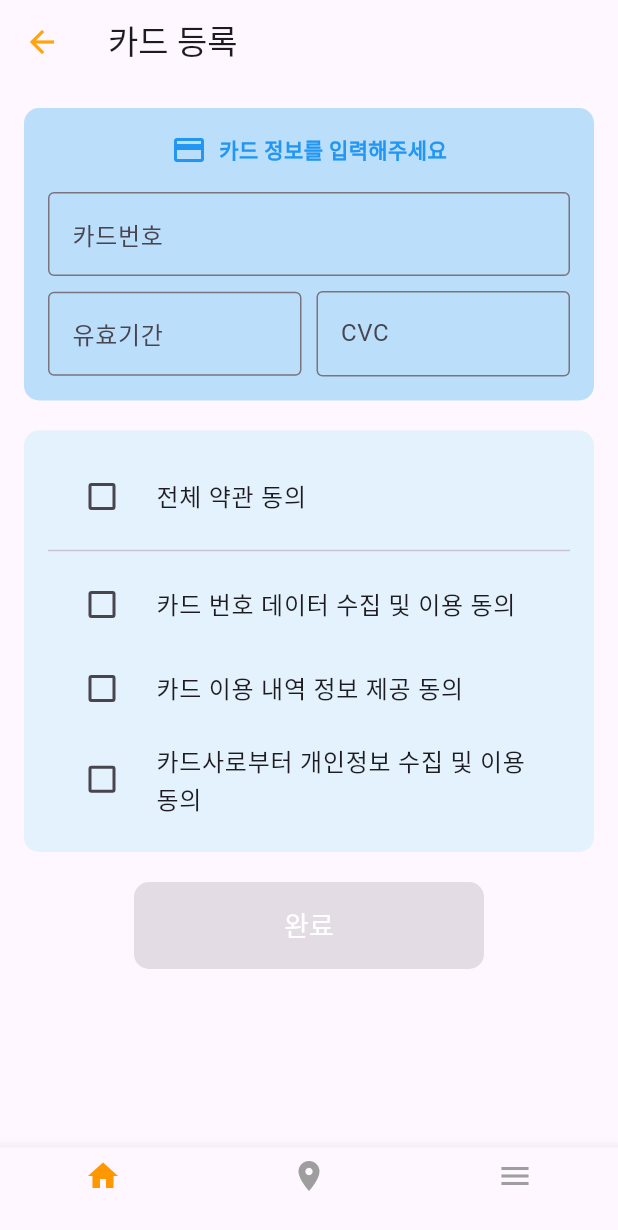
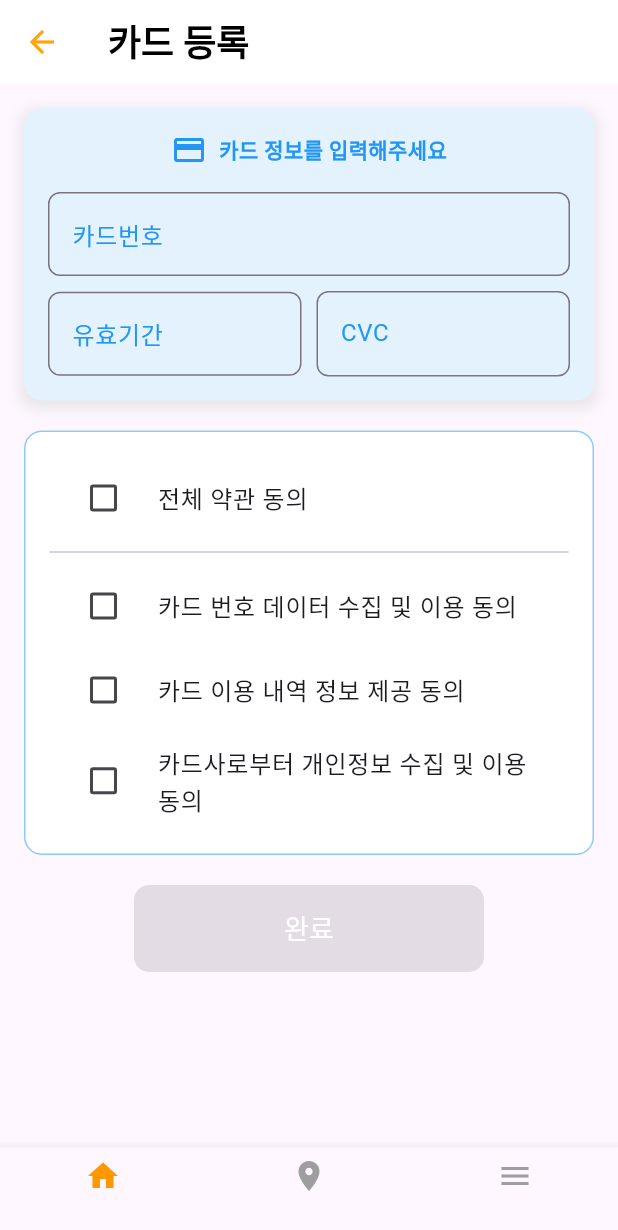
Before and after one commit to tlsgptj/oasis_project, a Flutter app: the CardRegistrationScreen screen opened by its route, on a phone screen of 412 x 824 dp. Shown: the top 1230 px of the screen. Run offline on Flutter 3.47's test engine with Material 3 defaults, Android fonts, the phone set to English and light mode, and no system bars; our stand-ins replace camera, flutter_secure_storage, flutter_svg, logger; missing offline and left inert: barcode, camera_process, google_mlkit_commons, google_mlkit_text_recognition; accounts and stored records are empty.

```diff
--- a/lib/main.dart
+++ b/lib/main.dart
@@ -1,5 +1,6 @@
 import 'package:flutter/material.dart';
 import 'package:flutterproject1/src/screens/ReviewFormScreen.dart';
+import 'package:flutterproject1/src/screens/card_my_screen.dart';
 import 'package:flutterproject1/src/screens/review_register_screen.dart';
 import 'src/screens/login_screen.dart';
 import 'src/screens/register_screen.dart';
@@ -38,6 +39,7 @@ class MyApp extends StatelessWidget {
         '/transactions': (context) => TransactionListScreen(),
         '/mileage': (context) => const MileageScreen(),
         '/review': (context) => ReviewScreen(),
+        '/mycard': (context) => ManageCardScreen(),
         '/my_review': (context) => const MyReviewsScreen(),
         '/search_results': (context) => const SearchResultsScreen(query: "", stores: [],),
         '/ReviewForm': (context) => ReviewFormScreen(),
--- a/lib/src/screens/card_register_screen.dart
+++ b/lib/src/screens/card_register_screen.dart
@@ -31,7 +31,16 @@ class _CardRegistrationScreenState extends State<CardRegistrationScreen> {
   Widget build(BuildContext context) {
     return Scaffold(
       appBar: AppBar(
-        title: const Text('카드 등록'),
+        backgroundColor: Colors.white,
+        elevation: 0,
+        title: const Text(
+          '카드 등록',
+          style: TextStyle(
+            color: Colors.black,
+            fontSize: 24,
+            fontWeight: FontWeight.bold,
+          ),
+        ),
         leading: IconButton(
           icon: const Icon(Icons.arrow_back, color: Color(0xFFFFA40B)),
           onPressed: () {
@@ -39,7 +48,7 @@ class _CardRegistrationScreenState extends State<CardRegistrationScreen> {
           },
         ),
       ),
-      body: SingleChildScrollView( // 스크롤뷰 추가
+      body: SingleChildScrollView(
         child: Padding(
           padding: const EdgeInsets.all(16.0),
           child: Column(
@@ -47,8 +56,16 @@ class _CardRegistrationScreenState extends State<CardRegistrationScreen> {
               Container(
                 padding: const EdgeInsets.all(16.0),
                 decoration: BoxDecoration(
-                  color: Colors.blue[100],
-                  borderRadius: BorderRadius.circular(10),
+                  color: Colors.blue[50],
+                  borderRadius: BorderRadius.circular(12),
+                  boxShadow: [
+                    BoxShadow(
+                      color: Colors.grey.withOpacity(0.2),
+                      spreadRadius: 3,
+                      blurRadius: 7,
+                      offset: Offset(0, 3),
+                    ),
+                  ],
                 ),
                 child: Column(
                   children: [
@@ -69,10 +86,18 @@ class _CardRegistrationScreenState extends State<CardRegistrationScreen> {
                     const SizedBox(height: 16),
                     TextField(
                       controller: _cardNumberController,
-                      decoration: const InputDecoration(
+                      decoration: InputDecoration(
                         labelText: '카드번호',
+                        labelStyle: TextStyle(color: Colors.blue),
                         hintText: '0000 - 0000 - 0000 - 0000',
-                        border: OutlineInputBorder(),
+                        hintStyle: TextStyle(color: Colors.grey[400]),
+                        border: OutlineInputBorder(
+                          borderRadius: BorderRadius.circular(8),
+                        ),
+                        focusedBorder: OutlineInputBorder(
+                          borderSide: BorderSide(color: Colors.blue),
+                          borderRadius: BorderRadius.circular(8),
+                        ),
                       ),
                       keyboardType: TextInputType.number,
                     ),
@@ -82,10 +107,18 @@ class _CardRegistrationScreenState extends State<CardRegistrationScreen> {
                         Expanded(
                           child: TextField(
                             controller: _expiryDateController,
-                            decoration: const InputDecoration(
+                            decoration: InputDecoration(
                               labelText: '유효기간',
+                              labelStyle: TextStyle(color: Colors.blue),
                               hintText: 'MM/YY',
-                              border: OutlineInputBorder(),
+                              hintStyle: TextStyle(color: Colors.grey[400]),
+                              border: OutlineInputBorder(
+                                borderRadius: BorderRadius.circular(8),
+                              ),
+                              focusedBorder: OutlineInputBorder(
+                                borderSide: BorderSide(color: Colors.blue),
+                                borderRadius: BorderRadius.circular(8),
+                              ),
                             ),
                             keyboardType: TextInputType.datetime,
                           ),
@@ -94,10 +127,18 @@ class _CardRegistrationScreenState extends State<CardRegistrationScreen> {
                         Expanded(
                           child: TextField(
                             controller: _cvcController,
-                            decoration: const InputDecoration(
+                            decoration: InputDecoration(
                               labelText: 'CVC',
+                              labelStyle: TextStyle(color: Colors.blue),
                               hintText: '카드 뒷면 3자리',
-                              border: OutlineInputBorder(),
+                              hintStyle: TextStyle(color: Colors.grey[400]),
+                              border: OutlineInputBorder(
+                                borderRadius: BorderRadius.circular(8),
+                              ),
+                              focusedBorder: OutlineInputBorder(
+                                borderSide: BorderSide(color: Colors.blue),
+                                borderRadius: BorderRadius.circular(8),
+                              ),
                             ),
                             obscureText: true,
                             keyboardType: TextInputType.number,
@@ -112,8 +153,9 @@ class _CardRegistrationScreenState extends State<CardRegistrationScreen> {
               Container(
                 padding: const EdgeInsets.all(16.0),
                 decoration: BoxDecoration(
-                  color: Colors.blue[50],
-                  borderRadius: BorderRadius.circular(10),
+                  color: Colors.white,
+                  borderRadius: BorderRadius.circular(12),
+                  border: Border.all(color: Colors.blue[200]!),
                 ),
                 child: Column(
                   children: [
@@ -122,6 +164,8 @@ class _CardRegistrationScreenState extends State<CardRegistrationScreen> {
                       onChanged: _toggleAgreement,
                       title: const Text('전체 약관 동의'),
                       controlAffinity: ListTileControlAffinity.leading,
+                      activeColor: Colors.blue,
+                      checkColor: Colors.white,
                     ),
                     const Divider(),
                     CheckboxListTile(
@@ -129,18 +173,24 @@ class _CardRegistrationScreenState extends State<CardRegistrationScreen> {
                       onChanged: _toggleAgreement,
                       title: const Text('카드 번호 데이터 수집 및 이용 동의'),
                       controlAffinity: ListTileControlAffinity.leading,
+                      activeColor: Colors.blue,
+                      checkColor: Colors.white,
                     ),
                     CheckboxListTile(
                       value: _allAgreed,
                       onChanged: _toggleAgreement,
                       title: const Text('카드 이용 내역 정보 제공 동의'),
                       controlAffinity: ListTileControlAffinity.leading,
+                      activeColor: Colors.blue,
+                      checkColor: Colors.white,
                     ),
                     CheckboxListTile(
                       value: _allAgreed,
                       onChanged: _toggleAgreement,
                       title: const Text('카드사로부터 개인정보 수집 및 이용 동의'),
                       controlAffinity: ListTileControlAffinity.leading,
+                      activeColor: Colors.blue,
+                      checkColor: Colors.white,
                     ),
                   ],
                 ),
@@ -189,5 +239,9 @@ class _CardRegistrationScreenState extends State<CardRegistrationScreen> {
     ScaffoldMessenger.of(context).showSnackBar(
       SnackBar(content: Text('카드 등록이 완료되었습니다.')),
     );
+    Future.delayed(const Duration(seconds: 1), () {
+      // Navigate to the desired screen, replace '/home' with your route
+      Navigator.pushReplacementNamed(context, '/mycard');
+    });
   }
 }
```
Also changed, not shown: lib/src/screens/card_my_screen.dart (+8 -3 lines), lib/src/screens/card_transactions_screen.dart (added, +88 -0 lines), lib/src/screens/my_reviews_screen.dart (+20 -1 lines), lib/src/screens/review_detail.dart (added, +182 -0 lines), lib/src/screens/review_register_screen.dart (+6 -1 lines).
